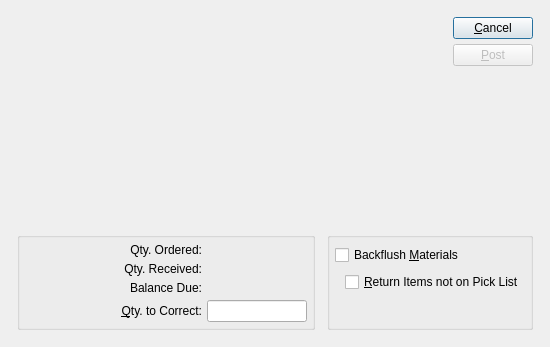
The window that guiclient/correctProductionPosting.ui (Pegasus-RPG/xtuple-client) describes before a commit, drawn with Qt 5.
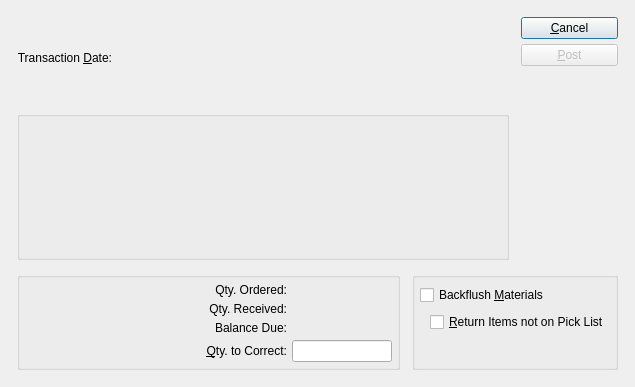
The same window after the commit. Custom widgets are drawn as their Qt base class.

Commit message: issue #10006: Add ability to backdate manufacturing related postings.

Patch:
```diff
--- a/guiclient/correctProductionPosting.ui
+++ b/guiclient/correctProductionPosting.ui
@@ -13,16 +13,16 @@
    <rect>
     <x>0</x>
     <y>0</y>
-    <width>550</width>
-    <height>347</height>
+    <width>635</width>
+    <height>387</height>
    </rect>
   </property>
   <property name="windowTitle">
    <string>Correct Production Posting</string>
   </property>
-  <layout class="QGridLayout">
+  <layout class="QGridLayout" name="gridLayout_3">
    <item row="0" column="0">
-    <layout class="QGridLayout">
+    <layout class="QGridLayout" name="gridLayout_2">
      <property name="margin">
       <number>12</number>
      </property>
@@ -30,31 +30,30 @@
       <number>12</number>
      </property>
      <item row="0" column="0" colspan="2">
-      <layout class="QHBoxLayout">
-       <property name="spacing">
-        <number>7</number>
-       </property>
+      <layout class="QHBoxLayout" name="horizontalLayout">
+       <item>
+        <widget class="QLabel" name="_transDateLit">
+         <property name="text">
+          <string>Transaction &amp;Date:</string>
+         </property>
+         <property name="alignment">
+          <set>Qt::AlignRight|Qt::AlignTrailing|Qt::AlignVCenter</set>
+         </property>
+         <property name="buddy">
+          <cstring>_transDate</cstring>
+         </property>
+        </widget>
+       </item>
        <item>
-        <widget class="WoCluster" name="_wo">
+        <widget class="DLineEdit" name="_transDate">
          <property name="sizePolicy">
-          <sizepolicy hsizetype="Fixed" vsizetype="Fixed">
+          <sizepolicy hsizetype="Preferred" vsizetype="Fixed">
            <horstretch>0</horstretch>
            <verstretch>0</verstretch>
           </sizepolicy>
          </property>
-         <property name="minimumSize">
-          <size>
-           <width>290</width>
-           <height>130</height>
-          </size>
-         </property>
         </widget>
        </item>
-       <item>
-        <layout class="QHBoxLayout">
-         <property name="spacing">
-          <number>0</number>
-         </property>
          <item>
           <spacer>
            <property name="orientation">
@@ -65,13 +64,15 @@
            </property>
            <property name="sizeHint" stdset="0">
             <size>
-             <width>20</width>
+           <width>0</width>
              <height>20</height>
             </size>
            </property>
           </spacer>
          </item>
-         <item>
+      </layout>
+     </item>
+     <item row="0" column="2" rowspan="2">
           <layout class="QVBoxLayout">
            <item>
             <widget class="QPushButton" name="_close">
@@ -108,11 +109,52 @@
            </item>
           </layout>
          </item>
+     <item row="1" column="0" colspan="2">
+      <widget class="QGroupBox" name="groupBox">
+       <property name="title">
+        <string/>
+       </property>
+       <layout class="QGridLayout" name="gridLayout">
+        <item row="0" column="0">
+         <layout class="QHBoxLayout" name="horizontalLayout_2">
+          <item>
+           <widget class="WoCluster" name="_wo">
+            <property name="sizePolicy">
+             <sizepolicy hsizetype="Fixed" vsizetype="Fixed">
+              <horstretch>0</horstretch>
+              <verstretch>0</verstretch>
+             </sizepolicy>
+            </property>
+            <property name="minimumSize">
+             <size>
+              <width>290</width>
+              <height>130</height>
+             </size>
+            </property>
+            <property name="focusPolicy">
+             <enum>Qt::StrongFocus</enum>
+            </property>
+           </widget>
+          </item>
+          <item>
+           <spacer name="horizontalSpacer">
+            <property name="orientation">
+             <enum>Qt::Horizontal</enum>
+            </property>
+            <property name="sizeHint" stdset="0">
+             <size>
+              <width>0</width>
+              <height>20</height>
+             </size>
+            </property>
+           </spacer>
+          </item>
         </layout>
        </item>
       </layout>
+      </widget>
      </item>
-     <item row="1" column="0">
+     <item row="2" column="0">
       <widget class="QGroupBox" name="_qtyGroup">
        <property name="title">
         <string/>
@@ -216,7 +258,7 @@
        </layout>
       </widget>
      </item>
-     <item row="1" column="1">
+     <item row="2" column="1" colspan="2">
       <widget class="QGroupBox" name="_optionsGroup">
        <property name="title">
         <string/>
@@ -285,6 +327,11 @@
  <layoutdefault spacing="5" margin="5"/>
  <pixmapfunction>qPixmapFromMimeSource</pixmapfunction>
  <customwidgets>
+  <customwidget>
+   <class>DLineEdit</class>
+   <extends>QWidget</extends>
+   <header>datecluster.h</header>
+  </customwidget>
   <customwidget>
    <class>WoCluster</class>
    <extends>QWidget</extends>
```
Left out of the diff: 1 changed line with no effect on the pictures. Lines whose indentation alone changed are shown as unchanged. The commit also changes 13 other files.
